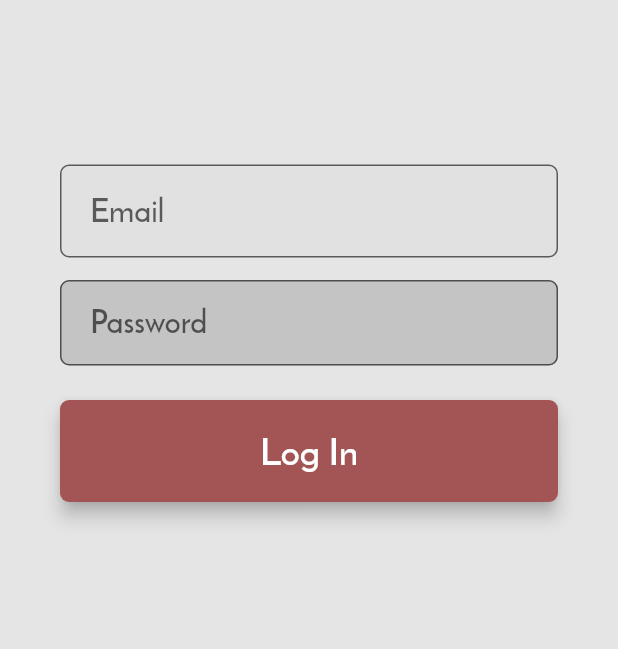
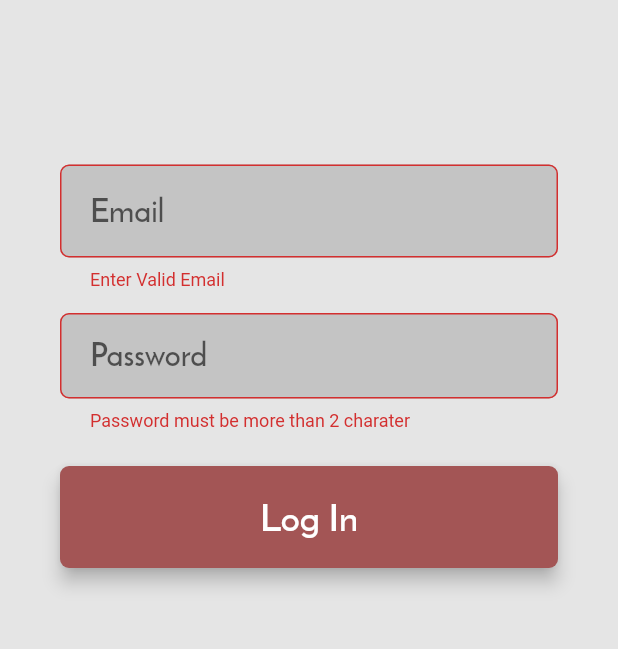
Before and after one commit to constantine7cd/database-coursework, a Flutter app: the screen it shows after launch, after a tap on "Log In", on a phone screen of 412 x 824 dp, the part 515-1164 px from its top. Run offline on Flutter 3.47's test engine with Material 2 defaults, Android fonts, the phone set to English and light mode, and no system bars.

Commit message:
login credentials check

```diff
--- a/client_mobile/fab_hub/lib/login.dart
+++ b/client_mobile/fab_hub/lib/login.dart
@@ -1,6 +1,9 @@
 import 'package:flutter/material.dart';
 
 class LoginState extends State<Login> {
+
+  final _formKey = GlobalKey<FormState>();
+
   @override
   Widget build(BuildContext context) {
 
@@ -15,14 +18,16 @@ class LoginState extends State<Login> {
       ),
     );
 
+
     Widget emailField = Container(
-      padding: EdgeInsets.fromLTRB(40, 100, 40, 5),
-      child: TextField(
+      padding: EdgeInsets.fromLTRB(40, 0, 40, 5),
+      child: TextFormField(
+        validator: LoginValidate.validateEmail,
         obscureText: false,
         style: inputStyle,
         decoration: InputDecoration(
             contentPadding: EdgeInsets.fromLTRB(20.0, 15.0, 20.0, 15.0),
-            fillColor: Color(0xFFE2E1E1),
+            fillColor: Color(0xFFC4C4C4),
             filled: true,
             hintText: "Email",
             border:
@@ -32,8 +37,9 @@ class LoginState extends State<Login> {
 
     Widget passwordField = Container(
       padding: EdgeInsets.fromLTRB(40, 10, 40, 5),
-      child: TextField(
-        obscureText: false,
+      child: TextFormField(
+        validator: LoginValidate.validatePassword,
+        obscureText: true,
         style: inputStyle,
         decoration: InputDecoration(
             contentPadding: EdgeInsets.fromLTRB(20.0, 15.0, 20.0, 10.0),
@@ -46,7 +52,7 @@ class LoginState extends State<Login> {
     );
 
     Widget loginButton = Container(
-      padding: EdgeInsets.fromLTRB(40, 18, 40, 10),
+      padding: EdgeInsets.fromLTRB(40, 18, 40, 5),
       child: Material(
         elevation: 5.0,
         borderRadius: BorderRadius.circular(6.0),
@@ -54,13 +60,31 @@ class LoginState extends State<Login> {
         child: MaterialButton(
           minWidth: MediaQuery.of(context).size.width,
           padding: EdgeInsets.fromLTRB(20.0, 15.0, 20.0, 15.0),
-          onPressed: () {},
+          onPressed: () {
+            if (_formKey.currentState.validate()) {
+              print("Oh yeah!");
+            }
+          },
           child: Text("Log In",
             textAlign: TextAlign.center,
             style: inputStyle.copyWith(fontSize: 25),
           ),
         ),
       )
+    );
+
+    Widget loginInput = Container(
+      padding: EdgeInsets.fromLTRB(0, 100, 0, 0),
+      child: Form(
+        key: _formKey,
+        child: Column(
+          children: <Widget>[
+            emailField,
+            passwordField,
+            loginButton,
+          ],
+        ),
+      ),
     );
 
     Widget divider = Divider(color:  Color(0xFF9F8787) );
@@ -74,7 +98,7 @@ class LoginState extends State<Login> {
           style: TextStyle(fontSize: 23, fontFamily: 'ReemKufi', color: Color(0xFFFFFFFF)),
         ),
         Text(
-          'Sing Up',
+          'Sign Up',
           textAlign: TextAlign.center,
           style: TextStyle(fontSize: 23, fontFamily: 'ReemKufi', color: Color(0xFFA35555)),
         ),
@@ -96,14 +120,11 @@ class LoginState extends State<Login> {
         mainAxisAlignment: MainAxisAlignment.start,
         children: [
           logo,
-          emailField,
-          passwordField,
-          loginButton,
+          loginInput,
           bottom,
         ],
       ),
       backgroundColor: Color(0xFFE5E5E5),
-
     );
   }
 }
@@ -113,3 +134,22 @@ class Login extends StatefulWidget {
   @override
   LoginState createState() => LoginState();
 }
+
+class LoginValidate {
+  static String validatePassword(String value) {
+    if (value.length < 3)
+      return 'Password must be more than 2 charater';
+    else
+      return null;
+  }
+
+  static String validateEmail(String value) {
+    Pattern pattern =
+        r'^(([^<>()[\]\\.,;:\s@\"]+(\.[^<>()[\]\\.,;:\s@\"]+)*)|(\".+\"))@((\[[0-9]{1,3}\.[0-9]{1,3}\.[0-9]{1,3}\.[0-9]{1,3}\])|(([a-zA-Z\-0-9]+\.)+[a-zA-Z]{2,}))$';
+    RegExp regex = new RegExp(pattern);
+    if (!regex.hasMatch(value))
+      return 'Enter Valid Email';
+    else
+      return null;
+  }
+}
```
